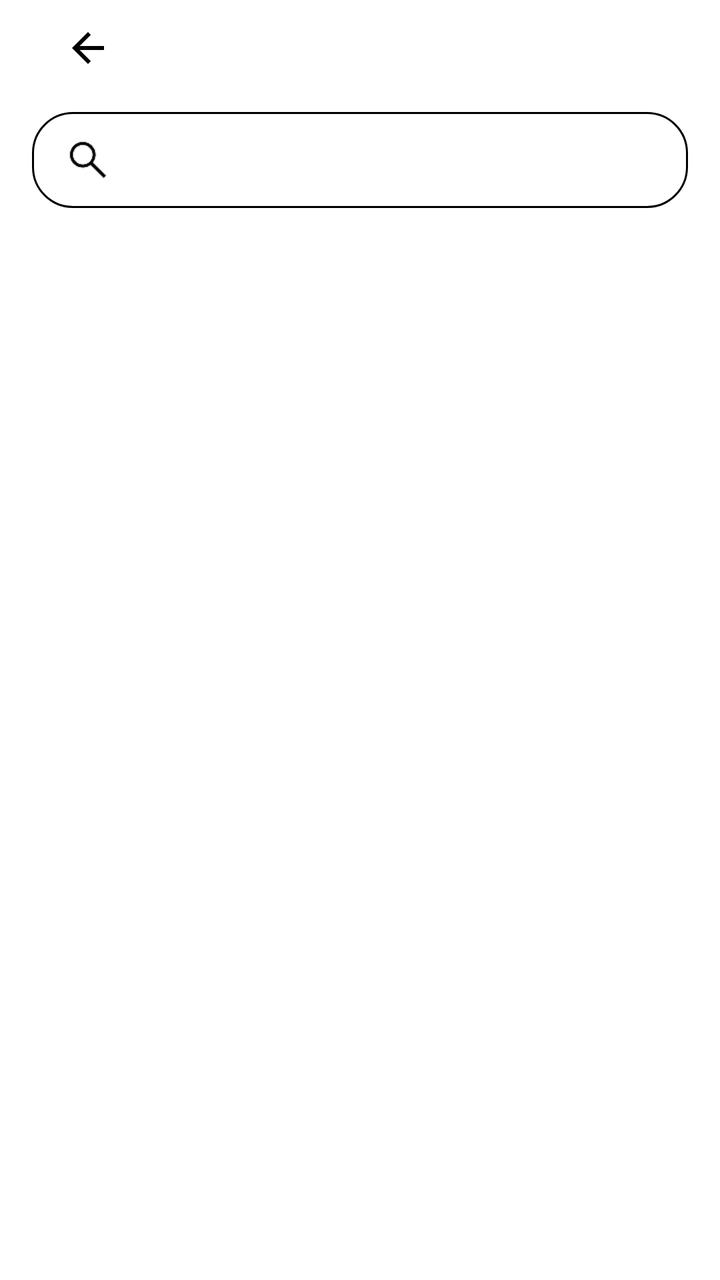
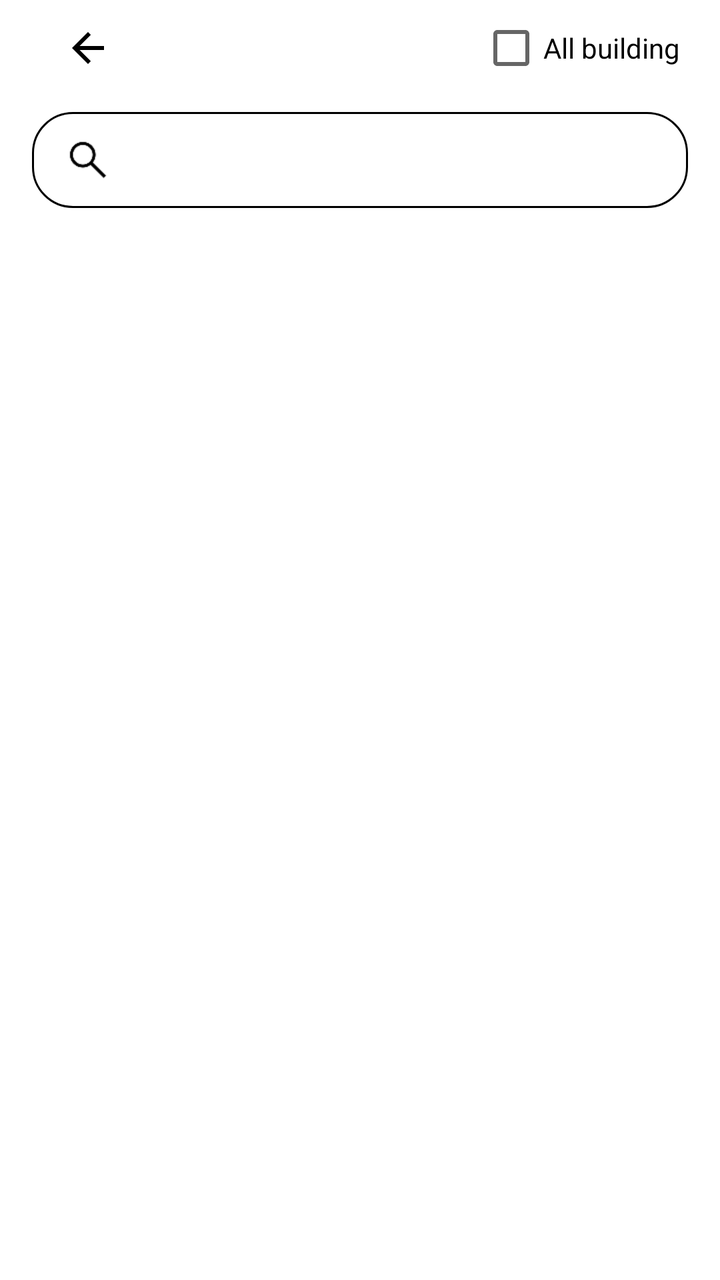

An Android layout rendered at two revisions. The XML below is the earlier revision; the diff shows what the commit changed to produce the second picture.
<!-- AndroidManifest.xml: fallback theme Theme.MaterialComponents.DayNight.NoActionBar -->
<!-- res/layout/fragment_search_result.xml -->
<?xml version="1.0" encoding="utf-8"?>
<LinearLayout xmlns:android="http://schemas.android.com/apk/res/android"
    xmlns:app="http://schemas.android.com/apk/res-auto"
    android:layout_width="match_parent"
    android:layout_height="match_parent"
    android:orientation="vertical"
    android:background="@android:color/white">

    
    <LinearLayout
        android:layout_width="match_parent"
        android:layout_height="wrap_content"
        android:orientation="horizontal"
        android:paddingHorizontal="20dp"
        android:gravity="center_vertical">

        <ImageButton
            android:id="@+id/back_button"
            android:layout_width="48dp"
            android:layout_height="48dp"
            android:src="@drawable/ic_arrow_back"
            app:tint="@color/black"
            android:background="?attr/selectableItemBackgroundBorderless"
            android:contentDescription="Back" />

        <View
            android:layout_width="8dp"
            android:layout_height="1dp" />

    </LinearLayout>

    
    <LinearLayout
        android:layout_marginTop="8dp"
        android:id="@+id/text_input_layout"
        android:layout_width="match_parent"
        android:layout_height="wrap_content"
        android:orientation="horizontal"
        android:gravity="center_vertical"
        android:background="@drawable/outlined_rounded"
        android:paddingStart="16dp"
        android:paddingEnd="16dp"
        android:layout_marginHorizontal="16dp"
        android:paddingVertical="12dp"
        android:clickable="true"
        android:focusable="true">

        <ImageView
            android:layout_width="24dp"
            android:layout_height="24dp"
            android:src="@drawable/ic_search"
            android:layout_marginRight="8dp"
            />

        <EditText
            android:id="@+id/et_search"
            android:layout_width="match_parent"
            android:layout_height="wrap_content"
            android:textColor="@android:color/black"
            android:textSize="16sp"
            android:focusable="true"
            android:clickable="true"
            android:background="@android:color/transparent"
            android:maxLines="1"
            android:inputType="text"
            android:imeOptions="actionSearch"
            />

    </LinearLayout>

    
    <androidx.recyclerview.widget.RecyclerView
        android:id="@+id/search_results_list"
        android:layout_width="match_parent"
        android:layout_height="0dp"
        android:layout_weight="1"
        android:paddingHorizontal="20dp" />

    
    <LinearLayout
        android:id="@+id/loading_state"
        android:layout_width="match_parent"
        android:layout_height="wrap_content"
        android:gravity="center"
        android:visibility="gone">

        <TextView
            android:layout_width="wrap_content"
            android:layout_height="wrap_content"
            android:text="Loading . . ."
            android:textSize="20sp"
            android:textAlignment="center"
            android:layout_marginVertical="50dp"
            android:textStyle="bold"
            android:textColor="@android:color/darker_gray" />

    </LinearLayout>

    <LinearLayout
        android:id="@+id/empty_state"
        android:layout_width="match_parent"
        android:layout_height="wrap_content"
        android:gravity="center"
        android:visibility="gone">

        <TextView
            android:layout_width="wrap_content"
            android:layout_height="wrap_content"
            android:text="Start searching for your destination"
            android:textSize="20sp"
            android:textAlignment="center"
            android:layout_marginVertical="50dp"
            android:textStyle="bold"
            android:textColor="@android:color/darker_gray" />

    </LinearLayout>

    <LinearLayout
        android:id="@+id/not_found_state"
        android:layout_width="match_parent"
        android:layout_height="wrap_content"
        android:gravity="center"
        android:visibility="gone">

        <TextView
            android:layout_width="wrap_content"
            android:layout_height="wrap_content"
            android:text="Location not found"
            android:textSize="20sp"
            android:textAlignment="center"
            android:layout_marginVertical="50dp"
            android:textStyle="bold"
            android:textColor="@android:color/darker_gray" />

    </LinearLayout>

</LinearLayout>
<!-- resources referenced by this layout -->
<resources>
  <color name="black">#FF000000</color>
  <!-- drawable ic_arrow_back (drawable) -->
  <?xml version="1.0" encoding="utf-8"?>
  <vector xmlns:android="http://schemas.android.com/apk/res/android"
      android:width="24dp"
      android:height="24dp"
      android:viewportWidth="24"
      android:viewportHeight="24"
      android:tint="?attr/colorOnSurface">
      <path
          android:fillColor="@android:color/white"
          android:pathData="M20,11H7.83l5.59,-5.59L12,4l-8,8 8,8 1.41,-1.41L7.83,13H20v-2z"/>
  </vector>
  <!-- drawable ic_search: png bitmap (drawable, 874 bytes) -->
  <!-- drawable outlined_rounded (drawable) -->
  <?xml version="1.0" encoding="utf-8"?>
  <shape xmlns:android="http://schemas.android.com/apk/res/android">
      <stroke android:width="1dp" android:color="@color/black" />
      <corners android:radius="20dp" />
  </shape>
</resources>

<!-- the commit's change to res/layout/fragment_search_result.xml (unified diff, before → after) -->
@@ -25,7 +25,16 @@
 
         <View
             android:layout_width="8dp"
-            android:layout_height="1dp" />
+            android:layout_height="1dp"
+            android:layout_weight="1"
+        />
+
+      <androidx.appcompat.widget.AppCompatCheckBox
+          android:id="@+id/checkboxAllBuilding"
+          android:layout_width="wrap_content"
+          android:layout_height="wrap_content"
+          android:text="All building"
+          />
 
     </LinearLayout>
 
@@ -72,7 +81,7 @@
     <androidx.recyclerview.widget.RecyclerView
         android:id="@+id/search_results_list"
         android:layout_width="match_parent"
-        android:layout_height="0dp"
+        android:layout_height="match_parent"
         android:layout_weight="1"
         android:paddingHorizontal="20dp" />
 
@@ -80,7 +89,7 @@
     <LinearLayout
         android:id="@+id/loading_state"
         android:layout_width="match_parent"
-        android:layout_height="wrap_content"
+        android:layout_height="match_parent"
         android:gravity="center"
         android:visibility="gone">
 
@@ -99,7 +108,7 @@
     <LinearLayout
         android:id="@+id/empty_state"
         android:layout_width="match_parent"
-        android:layout_height="wrap_content"
+        android:layout_height="match_parent"
         android:gravity="center"
         android:visibility="gone">
 
@@ -118,7 +127,7 @@
     <LinearLayout
         android:id="@+id/not_found_state"
         android:layout_width="match_parent"
-        android:layout_height="wrap_content"
+        android:layout_height="match_parent"
         android:gravity="center"
         android:visibility="gone">
 
